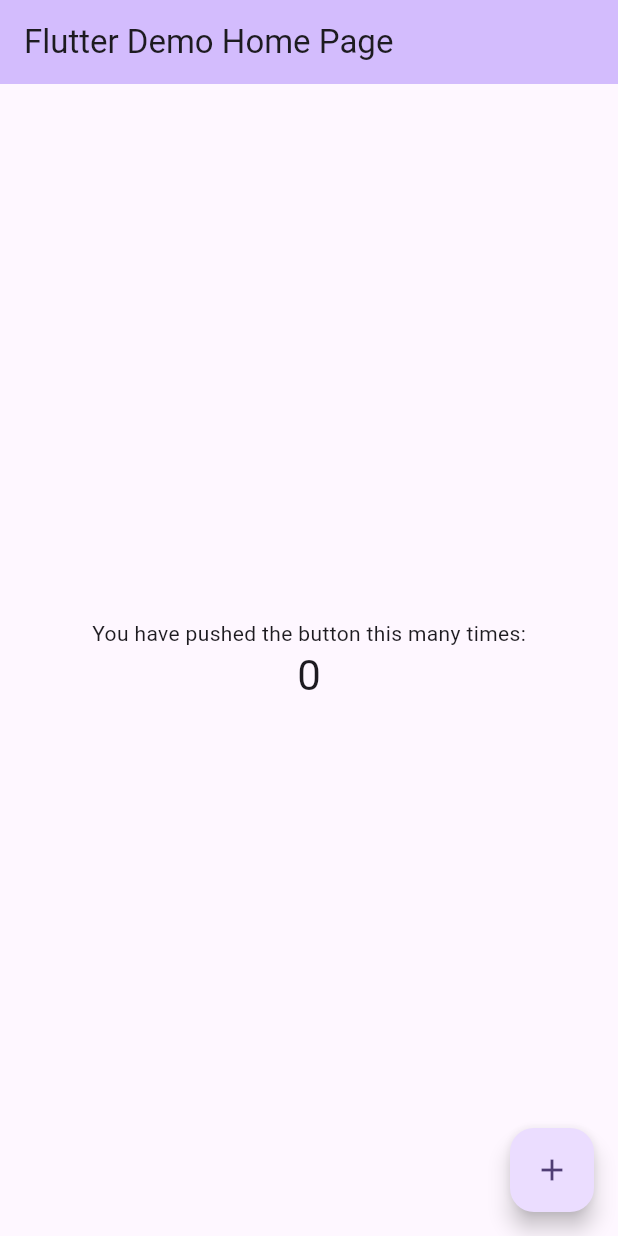
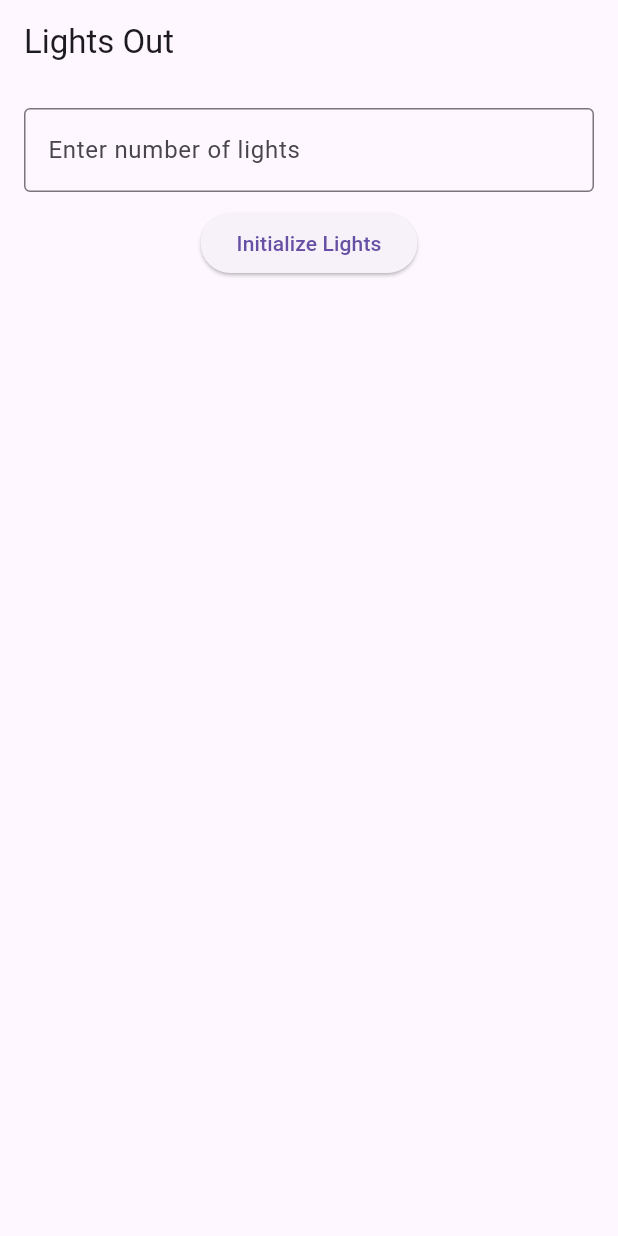
Before and after one commit to Evanl01/ITP368_Labs_Evan, a Flutter app: the screen it shows after launch, on a phone screen of 412 x 824 dp. Run offline on Flutter 3.47's test engine with Material 3 defaults, Android fonts, the phone set to English and light mode, and no system bars; our stand-ins replace flutter_bloc.

Commit message:
Finished lightOut lab (Sep 19)

```diff
--- /dev/null
+++ b/lib/LightsOutCubit.dart
@@ -0,0 +1,40 @@
+import 'package:flutter/material.dart';
+import 'package:flutter_bloc/flutter_bloc.dart';
+import 'dart:math';
+
+class LightsOutState {
+  final List<bool> lights;
+  final String? message;
+
+  LightsOutState(this.lights, {this.message});
+}
+
+class LightsOutCubit extends Cubit<LightsOutState> {
+  LightsOutCubit() : super(LightsOutState([]));
+
+  void initializeLights(int numberOfLights) {
+    if (numberOfLights < 3 || numberOfLights > 15) {
+      emit(LightsOutState(state.lights, message: 'Error: numberOfLights must be between 3 and 15.'));
+      return;
+    }
+    final random = Random();
+    final lights = List<bool>.generate(numberOfLights, (_) => random.nextBool());
+    emit(LightsOutState(lights));
+  }
+
+  void toggleLight(int index) {
+    final lights = List<bool>.from(state.lights);
+    lights[index] = !lights[index];
+    if (index > 0) {
+      lights[index - 1] = !lights[index - 1];
+    }
+    if (index < lights.length - 1) {
+      lights[index + 1] = !lights[index + 1];
+    }
+    String? message;
+    if (lights.every((light) => !light)) {
+      message = 'Success. All lights out!';
+    }
+    emit(LightsOutState(lights, message: message));
+  }
+}
--- /dev/null
+++ b/lib/lightsOutEvan.dart
@@ -0,0 +1,95 @@
+import 'package:flutter/material.dart';
+import 'package:flutter_bloc/flutter_bloc.dart';
+import 'LightsOutCubit.dart';
+
+void main() {
+  runApp(const LightsOutApp());
+}
+
+class LightsOutApp extends StatelessWidget {
+  const LightsOutApp({super.key});
+
+  @override
+  Widget build(BuildContext context) {
+    return MaterialApp(
+      title: 'Lights Out',
+      theme: ThemeData(
+        primarySwatch: Colors.blue,
+      ),
+      home: BlocProvider(
+        create: (_) => LightsOutCubit(),
+        child: const LightsOutHomePage(),
+      ),
+    );
+  }
+}
+
+class LightsOutHomePage extends StatefulWidget {
+  const LightsOutHomePage({super.key});
+
+  @override
+  _LightsOutHomePageState createState() => _LightsOutHomePageState();
+}
+
+class _LightsOutHomePageState extends State<LightsOutHomePage> {
+  final TextEditingController _controller = TextEditingController();
+
+  @override
+  Widget build(BuildContext context) {
+    return Scaffold(
+      appBar: AppBar(
+        title: const Text('Lights Out'),
+      ),
+      body: Padding(
+        padding: const EdgeInsets.all(16.0),
+        child: Column(
+          children: [
+            TextField(
+              controller: _controller,
+              decoration: const InputDecoration(
+                labelText: 'Enter number of lights',
+                border: OutlineInputBorder(),
+              ),
+              keyboardType: TextInputType.number,
+            ),
+            const SizedBox(height: 10),
+            ElevatedButton(
+              onPressed: () {
+                final int numberOfLights = int.tryParse(_controller.text) ?? 0;
+                context.read<LightsOutCubit>().initializeLights(numberOfLights);
+              },
+              child: const Text('Initialize Lights'),
+            ),
+            const SizedBox(height: 20),
+            BlocBuilder<LightsOutCubit, LightsOutState>(
+              builder: (context, state) {
+                return Column(
+                  children: [
+                    if (state.message != null)
+                      Text(state.message!, style: TextStyle(color: Colors.red)),
+                    Row(
+                      mainAxisAlignment: MainAxisAlignment.center,
+                      children: state.lights
+                          .asMap()
+                          .entries
+                          .map((entry) => IconButton(
+                        icon: Icon(
+                          Icons.lightbulb,
+                          color: entry.value ? Colors.yellow : Colors.grey,
+                        ),
+                        onPressed: () {
+                          context.read<LightsOutCubit>().toggleLight(entry.key);
+                        },
+                      ))
+                          .toList(),
+                    ),
+                  ],
+                );
+              },
+            ),
+          ],
+        ),
+      ),
+    );
+  }
+}
--- a/lib/main.dart
+++ b/lib/main.dart
@@ -1,7 +1,10 @@
 import 'package:flutter/material.dart';
+// import 'package:bloc/bloc.dart';
+import 'lightsOutEvan.dart';
 
 void main() {
-  runApp(const MyApp());
+  // runApp(const MyApp());
+  runApp(const LightsOutApp());
 }
 
 class MyApp extends StatelessWidget {
--- a/pubspec.yaml
+++ b/pubspec.yaml
@@ -30,6 +30,7 @@ environment:
 dependencies:
   flutter:
     sdk: flutter
+  flutter_bloc: ^8.0.0
 
 
   # The following adds the Cupertino Icons font to your application.
```
Also changed, not shown: pubspec.lock.
